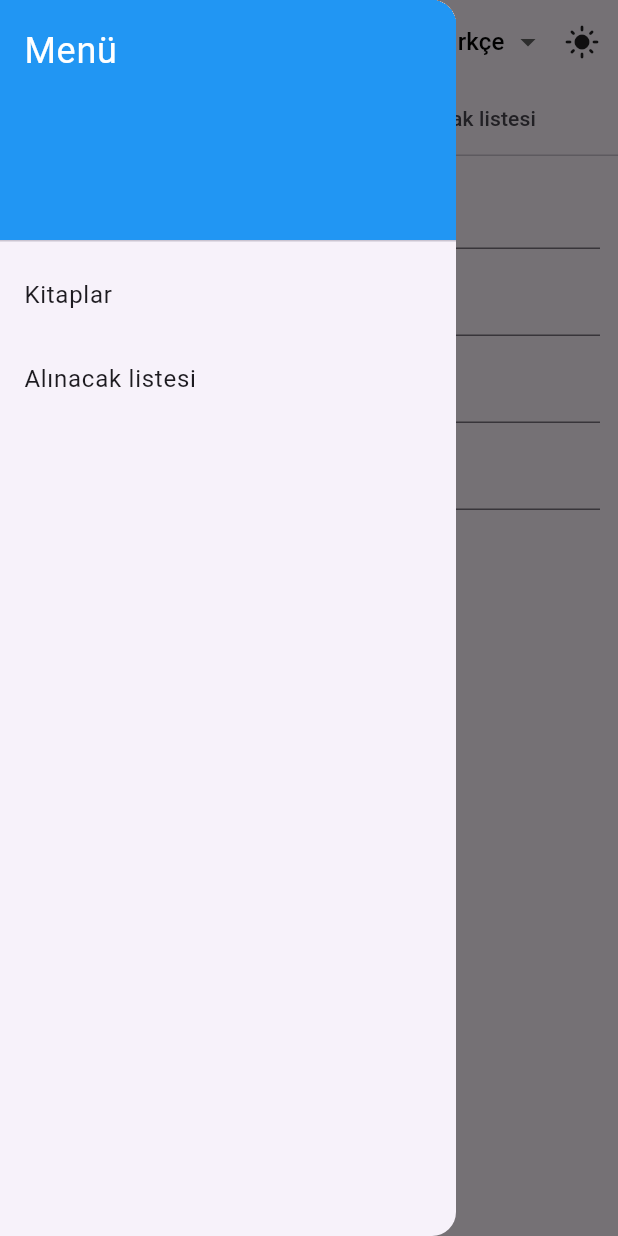
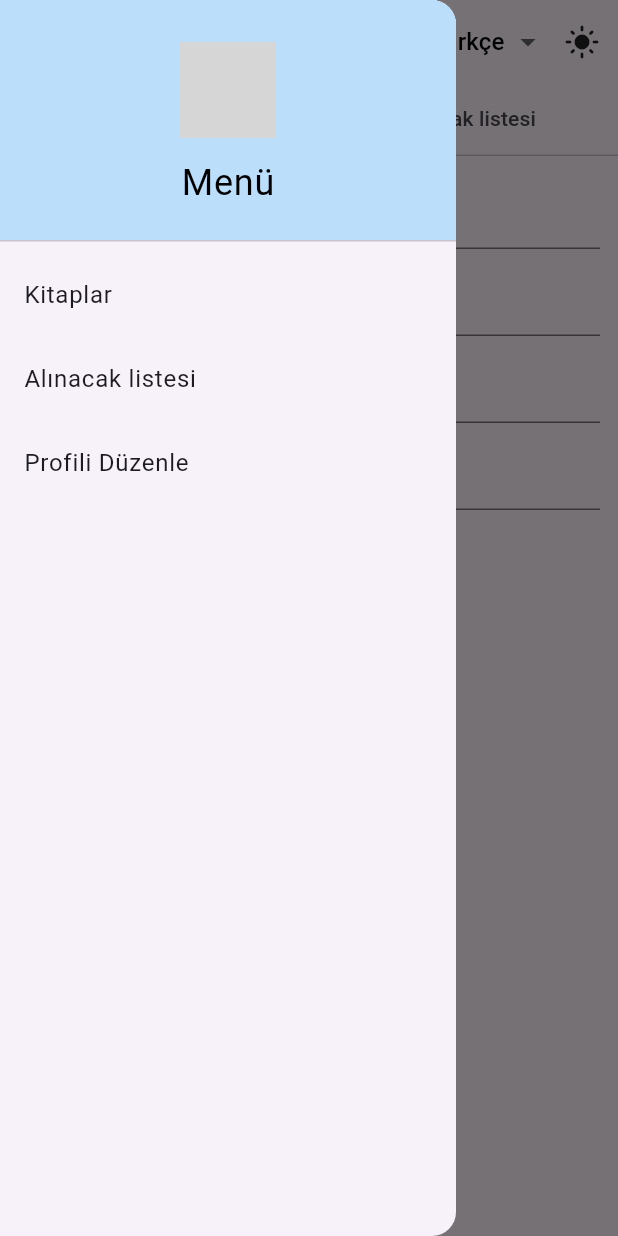
Before and after one commit to ftmkyz/LibraryApp, a Flutter app: the screen it shows after launch, with the side drawer open, on a phone screen of 412 x 824 dp. Run offline on Flutter 3.47's test engine with Material 3 defaults, Android fonts, the phone set to English and light mode, and no system bars; our stand-ins replace image_picker, shared_preferences; grey boxes are pictures that could not be loaded.

Commit message:
add edit profile but not tested

```diff
--- a/lib/pages/homepage.dart
+++ b/lib/pages/homepage.dart
@@ -1,6 +1,7 @@
 import 'package:flutter/material.dart';
 import 'package:library_app/pages/kitaplar.dart';
 import 'package:library_app/pages/wishlist.dart';
+import 'package:library_app/pages/edit_profile.dart';
 
 class HomePage extends StatefulWidget {
   final Locale? locale;
@@ -119,10 +120,33 @@ class _HomePageState extends State<HomePage>
           padding: EdgeInsets.zero,
           children: [
             DrawerHeader(
-              decoration: BoxDecoration(color: Colors.blue),
-              child: Text(
-                isTurkish ? "Menü" : "Menu",
-                style: TextStyle(color: Colors.white, fontSize: 24),
+              decoration: BoxDecoration(
+                color: Theme.of(context).brightness == Brightness.dark
+                    ? Colors.grey[900]
+                    : Colors.blue[100],
+              ),
+              child: Column(
+                mainAxisAlignment: MainAxisAlignment.center,
+                children: [
+                  CircleAvatar(
+                    radius: 32,
+                    backgroundImage: AssetImage('assets/profile.jpg'),
+                    backgroundColor: Colors.transparent,
+                    onBackgroundImageError:
+                        (_, __) {}, // If image not found, show empty avatar
+                    child: null, // No child, so empty if image not found
+                  ),
+                  SizedBox(height: 12),
+                  Text(
+                    isTurkish ? "Menü" : "Menu",
+                    style: TextStyle(
+                      color: Theme.of(context).brightness == Brightness.dark
+                          ? Colors.white
+                          : Colors.black,
+                      fontSize: 24,
+                    ),
+                  ),
+                ],
               ),
             ),
             ListTile(
@@ -139,6 +163,15 @@ class _HomePageState extends State<HomePage>
                 Navigator.pop(context);
               },
             ),
+            ListTile(
+              title: Text(isTurkish ? "Profili Düzenle" : "Edit Profile"),
+              onTap: () {
+                Navigator.pop(context);
+                Navigator.of(context).push(
+                  MaterialPageRoute(builder: (context) => EditProfilePage()),
+                );
+              },
+            ),
           ],
         ),
       ),
--- a/pubspec.yaml
+++ b/pubspec.yaml
@@ -36,6 +36,7 @@ dependencies:
   # The following adds the Cupertino Icons font to your application.
   # Use with the CupertinoIcons class for iOS style icons.
   cupertino_icons: ^1.0.8
+  image_picker: ^1.0.7
 
 dev_dependencies:
   flutter_test:
```
Also changed, not shown: lib/pages/edit_profile.dart (added, +125 -0 lines), pubspec.lock, 5 other files.
